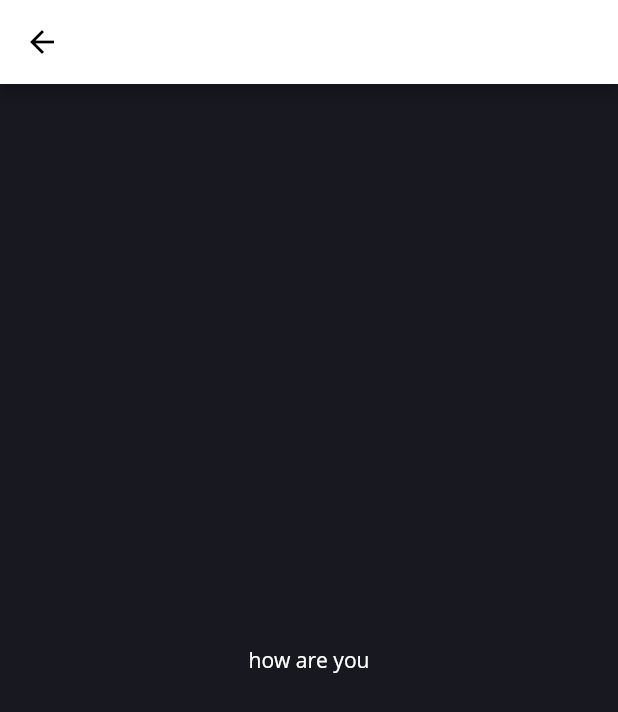
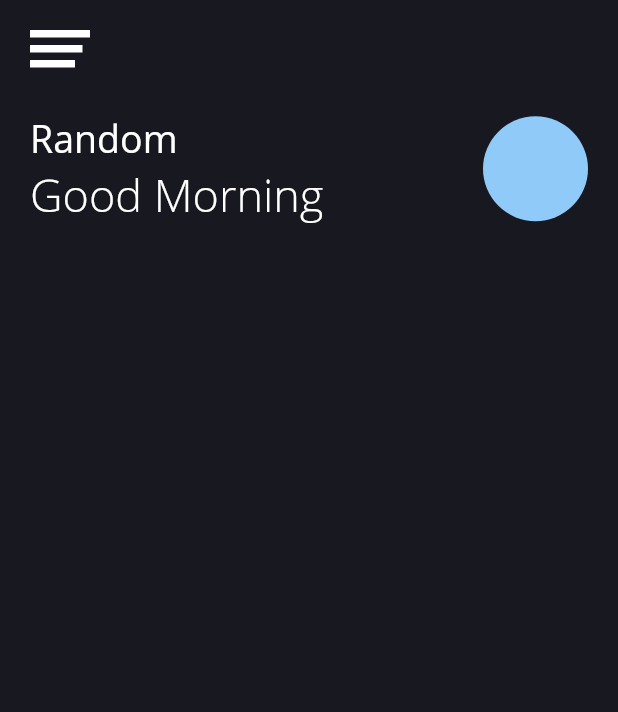
Before and after one commit to sushantdev-git/Ttooler, a Flutter app: the HomePage screen opened directly, on a phone screen of 412 x 824 dp. Shown: the top 712 px of the screen. Run offline on Flutter 3.47's test engine with Material 2 defaults, Android fonts, the light colour scheme and no system bars.

Commit message:
added hambuger button to home page

```diff
--- a/lib/screens/homePage.dart
+++ b/lib/screens/homePage.dart
@@ -1,5 +1,7 @@
+import 'package:flutter/cupertino.dart';
 import 'package:flutter/material.dart';
-
+import 'package:ttooler/widgets/hamburgerButton.dart';
+import 'package:ttooler/widgets/home/info_greeting.dart';
 
 class HomePage extends StatefulWidget {
   const HomePage({Key? key}) : super(key: key);
@@ -11,11 +13,27 @@ class HomePage extends StatefulWidget {
 class _HomePageState extends State<HomePage> {
   @override
   Widget build(BuildContext context) {
-    return Scaffold(
-      appBar: AppBar(),
-      body: Center(
-        child: Text("how are you"),
-      ),
+    final mediaQuery = MediaQuery.of(context).size;
+    return SafeArea(
+      child: Scaffold(
+          body: Container(
+        height: mediaQuery.height,
+        width: mediaQuery.width,
+        padding: EdgeInsets.only(top: 10, left: 20, right: 20),
+        child: SingleChildScrollView(
+          child: Column(
+            crossAxisAlignment: CrossAxisAlignment.start,
+            children: [
+              InkWell(child: HamburgerButton(), onTap: (){
+                Navigator.of(context).pop();
+              },
+              borderRadius: BorderRadius.circular(5),
+              ),
+              InfoGreeting()
+            ],
+          ),
+        ),
+      )),
     );
   }
 }
```
